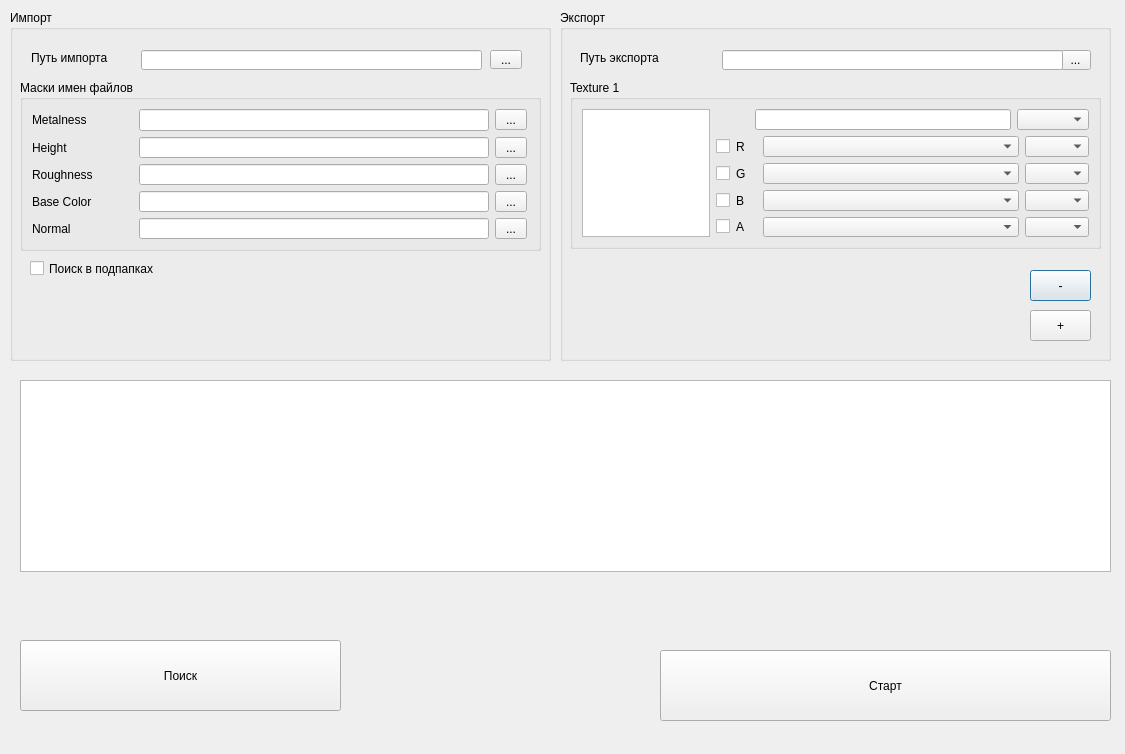
Above: GUI/Main_window.ui from tonyb3d/Channel_Shuffler before the change. Below: the same form after it.
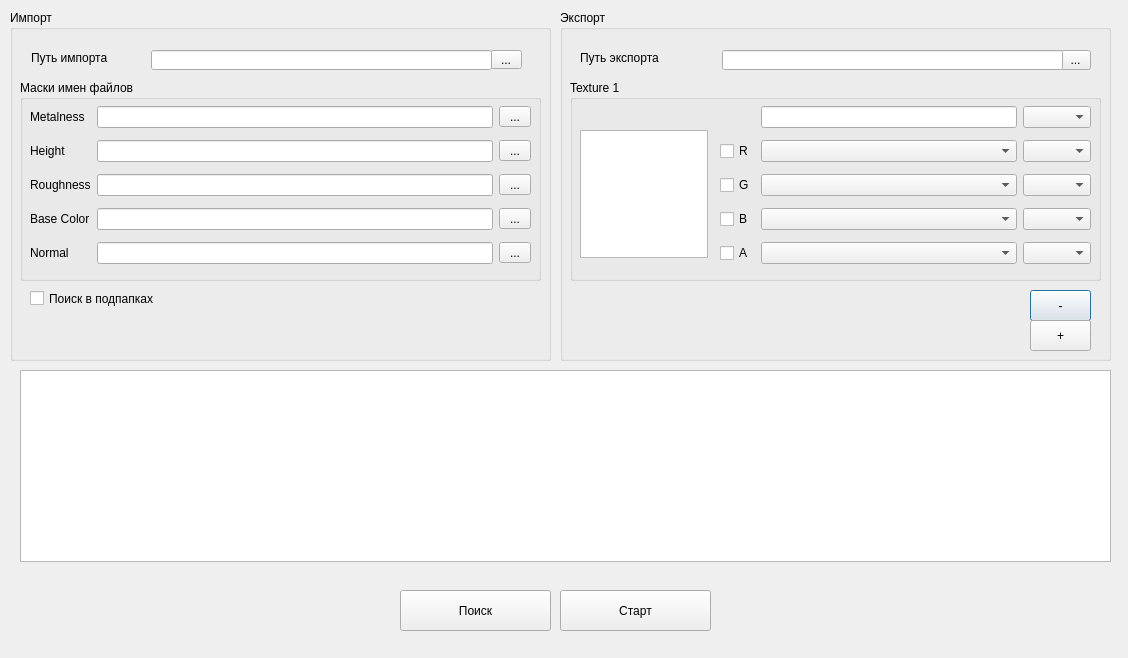
That is the form after the change.

What changed in the file:
```diff
--- a/GUI/Main_window.ui
+++ b/GUI/Main_window.ui
@@ -6,8 +6,8 @@
    <rect>
     <x>0</x>
     <y>0</y>
-    <width>1125</width>
-    <height>754</height>
+    <width>1128</width>
+    <height>658</height>
    </rect>
   </property>
   <property name="windowTitle">
@@ -59,7 +59,7 @@
    <widget class="QLineEdit" name="import_path">
     <property name="geometry">
      <rect>
-      <x>131</x>
+      <x>141</x>
       <y>40</y>
       <width>341</width>
       <height>20</height>
@@ -83,7 +83,7 @@
     <property name="geometry">
      <rect>
       <x>20</x>
-      <y>250</y>
+      <y>280</y>
       <width>171</width>
       <height>17</height>
      </rect>
@@ -98,51 +98,23 @@
       <x>10</x>
       <y>70</y>
       <width>521</width>
-      <height>171</height>
+      <height>201</height>
      </rect>
     </property>
     <property name="title">
      <string>Маски имен файлов</string>
     </property>
-    <layout class="QFormLayout" name="formLayout_2">
-     <item row="0" column="0">
-      <layout class="QVBoxLayout" name="verticalLayout">
-       <property name="sizeConstraint">
-        <enum>QLayout::SetFixedSize</enum>
-       </property>
-       <item>
-        <layout class="QHBoxLayout" name="horizontalLayout_4">
-         <item>
-          <widget class="QLabel" name="label_9">
-           <property name="text">
-            <string>Metalness</string>
-           </property>
-          </widget>
-         </item>
-         <item>
-          <spacer name="horizontalSpacer">
-           <property name="orientation">
-            <enum>Qt::Horizontal</enum>
-           </property>
-           <property name="sizeHint" stdset="0">
-            <size>
-             <width>40</width>
-             <height>20</height>
-            </size>
-           </property>
-          </spacer>
-         </item>
-         <item>
-          <widget class="QLineEdit" name="input_metalness_mask">
-           <property name="minimumSize">
-            <size>
-             <width>350</width>
-             <height>0</height>
-            </size>
-           </property>
-          </widget>
-         </item>
-         <item>
+    <widget class="QWidget" name="gridLayoutWidget">
+     <property name="geometry">
+      <rect>
+       <x>10</x>
+       <y>20</y>
+       <width>501</width>
+       <height>171</height>
+      </rect>
+     </property>
+     <layout class="QGridLayout" name="gridLayout">
+      <item row="0" column="3">
           <widget class="QToolButton" name="toolButton_9">
            <property name="minimumSize">
             <size>
@@ -155,84 +127,34 @@
            </property>
           </widget>
          </item>
-        </layout>
-       </item>
-       <item>
-        <layout class="QHBoxLayout" name="horizontalLayout_2">
-         <item>
-          <widget class="QLabel" name="label_6">
-           <property name="text">
-            <string>Height</string>
-           </property>
-          </widget>
-         </item>
-         <item>
-          <spacer name="horizontalSpacer_2">
-           <property name="orientation">
-            <enum>Qt::Horizontal</enum>
-           </property>
-           <property name="sizeHint" stdset="0">
-            <size>
-             <width>40</width>
-             <height>20</height>
-            </size>
-           </property>
-          </spacer>
-         </item>
-         <item>
-          <widget class="QLineEdit" name="input_height_mask">
-           <property name="minimumSize">
-            <size>
-             <width>350</width>
-             <height>0</height>
-            </size>
-           </property>
-           <property name="maximumSize">
-            <size>
-             <width>500</width>
-             <height>16777215</height>
-            </size>
-           </property>
-          </widget>
-         </item>
-         <item>
-          <widget class="QToolButton" name="toolButton_6">
-           <property name="minimumSize">
-            <size>
-             <width>32</width>
-             <height>0</height>
-            </size>
-           </property>
-           <property name="text">
-            <string>...</string>
-           </property>
-          </widget>
-         </item>
-        </layout>
-       </item>
-       <item>
-        <layout class="QHBoxLayout" name="horizontalLayout_3">
-         <item>
+      <item row="2" column="0">
           <widget class="QLabel" name="label_8">
            <property name="text">
             <string>Roughness</string>
            </property>
           </widget>
          </item>
-         <item>
-          <spacer name="horizontalSpacer_3">
-           <property name="orientation">
-            <enum>Qt::Horizontal</enum>
-           </property>
-           <property name="sizeHint" stdset="0">
+      <item row="1" column="3">
+       <widget class="QToolButton" name="toolButton_6">
+        <property name="minimumSize">
             <size>
-             <width>40</width>
-             <height>20</height>
-            </size>
-           </property>
-          </spacer>
-         </item>
-         <item>
+          <width>32</width>
+          <height>0</height>
+         </size>
+        </property>
+        <property name="text">
+         <string>...</string>
+        </property>
+       </widget>
+      </item>
+      <item row="0" column="0">
+       <widget class="QLabel" name="label_9">
+        <property name="text">
+         <string>Metalness</string>
+        </property>
+       </widget>
+      </item>
+      <item row="2" column="2">
           <widget class="QLineEdit" name="input_roughness_mask">
            <property name="minimumSize">
             <size>
@@ -248,44 +170,30 @@
            </property>
           </widget>
          </item>
-         <item>
-          <widget class="QToolButton" name="toolButton_8">
+      <item row="4" column="2">
+       <widget class="QLineEdit" name="input_normal_mask">
            <property name="minimumSize">
             <size>
-             <width>32</width>
+          <width>350</width>
              <height>0</height>
             </size>
            </property>
-           <property name="text">
-            <string>...</string>
+        <property name="maximumSize">
+         <size>
+          <width>500</width>
+          <height>16777215</height>
+         </size>
            </property>
           </widget>
          </item>
-        </layout>
-       </item>
-       <item>
-        <layout class="QHBoxLayout" name="horizontalLayout_5">
-         <item>
+      <item row="3" column="0">
           <widget class="QLabel" name="label_10">
            <property name="text">
             <string>Base Color</string>
            </property>
           </widget>
          </item>
-         <item>
-          <spacer name="horizontalSpacer_4">
-           <property name="orientation">
-            <enum>Qt::Horizontal</enum>
-           </property>
-           <property name="sizeHint" stdset="0">
-            <size>
-             <width>40</width>
-             <height>20</height>
-            </size>
-           </property>
-          </spacer>
-         </item>
-         <item>
+      <item row="3" column="2">
           <widget class="QLineEdit" name="input_basecolor_mask">
            <property name="minimumSize">
             <size>
@@ -301,8 +209,8 @@
            </property>
           </widget>
          </item>
-         <item>
-          <widget class="QToolButton" name="toolButton_10">
+      <item row="2" column="3">
+       <widget class="QToolButton" name="toolButton_8">
            <property name="minimumSize">
             <size>
              <width>32</width>
@@ -314,47 +222,14 @@
            </property>
           </widget>
          </item>
-        </layout>
-       </item>
-       <item>
-        <layout class="QHBoxLayout" name="horizontalLayout">
-         <item>
+      <item row="4" column="0">
           <widget class="QLabel" name="label_7">
            <property name="text">
             <string>Normal</string>
            </property>
           </widget>
          </item>
-         <item>
-          <spacer name="horizontalSpacer_5">
-           <property name="orientation">
-            <enum>Qt::Horizontal</enum>
-           </property>
-           <property name="sizeHint" stdset="0">
-            <size>
-             <width>40</width>
-             <height>20</height>
-            </size>
-           </property>
-          </spacer>
-         </item>
-         <item>
-          <widget class="QLineEdit" name="input_normal_mask">
-           <property name="minimumSize">
-            <size>
-             <width>350</width>
-             <height>0</height>
-            </size>
-           </property>
-           <property name="maximumSize">
-            <size>
-             <width>500</width>
-             <height>16777215</height>
-            </size>
-           </property>
-          </widget>
-         </item>
-         <item>
+      <item row="4" column="3">
           <widget class="QToolButton" name="toolButton_7">
            <property name="minimumSize">
             <size>
@@ -367,24 +242,60 @@
            </property>
           </widget>
          </item>
-        </layout>
-       </item>
-       <item>
-        <spacer name="verticalSpacer">
-         <property name="orientation">
-          <enum>Qt::Vertical</enum>
-         </property>
-         <property name="sizeHint" stdset="0">
+      <item row="3" column="3">
+       <widget class="QToolButton" name="toolButton_10">
+        <property name="minimumSize">
+         <size>
+          <width>32</width>
+          <height>0</height>
+         </size>
+        </property>
+        <property name="text">
+         <string>...</string>
+        </property>
+       </widget>
+      </item>
+      <item row="1" column="0">
+       <widget class="QLabel" name="label_6">
+        <property name="text">
+         <string>Height</string>
+        </property>
+       </widget>
+      </item>
+      <item row="0" column="2">
+       <widget class="QLineEdit" name="input_metalness_mask">
+        <property name="minimumSize">
           <size>
-           <width>20</width>
-           <height>40</height>
-          </size>
-         </property>
-        </spacer>
-       </item>
-      </layout>
-     </item>
-    </layout>
+          <width>350</width>
+          <height>0</height>
+         </size>
+        </property>
+        <property name="maximumSize">
+         <size>
+          <width>500</width>
+          <height>16777215</height>
+         </size>
+        </property>
+       </widget>
+      </item>
+      <item row="1" column="2">
+       <widget class="QLineEdit" name="input_height_mask">
+        <property name="minimumSize">
+         <size>
+          <width>350</width>
+          <height>0</height>
+         </size>
+        </property>
+        <property name="maximumSize">
+         <size>
+          <width>500</width>
+          <height>16777215</height>
+         </size>
+        </property>
+       </widget>
+      </item>
+     </layout>
+    </widget>
    </widget>
   </widget>
   <widget class="QGroupBox" name="groupBox_2">
@@ -441,15 +352,21 @@
       <x>10</x>
       <y>70</y>
       <width>531</width>
-      <height>169</height>
+      <height>201</height>
      </rect>
     </property>
     <property name="title">
      <string>Texture 1</string>
     </property>
-    <layout class="QFormLayout" name="formLayout">
-     <item row="0" column="0">
       <widget class="QGraphicsView" name="image_preview">
+     <property name="geometry">
+      <rect>
+       <x>10</x>
+       <y>50</y>
+       <width>128</width>
+       <height>128</height>
+      </rect>
+     </property>
        <property name="minimumSize">
         <size>
          <width>128</width>
@@ -463,178 +380,17 @@
         </size>
        </property>
       </widget>
-     </item>
-     <item row="0" column="1">
-      <layout class="QVBoxLayout" name="verticalLayout_3">
-       <item>
-        <layout class="QHBoxLayout" name="horizontalLayout_10">
-         <item>
-          <spacer name="horizontalSpacer_10">
-           <property name="orientation">
-            <enum>Qt::Horizontal</enum>
-           </property>
-           <property name="sizeHint" stdset="0">
-            <size>
-             <width>40</width>
-             <height>20</height>
-            </size>
-           </property>
-          </spacer>
-         </item>
-         <item>
-          <widget class="QLineEdit" name="texture_output_mask">
-           <property name="minimumSize">
-            <size>
-             <width>256</width>
-             <height>0</height>
-            </size>
-           </property>
-          </widget>
-         </item>
-         <item>
-          <widget class="QComboBox" name="comboBox">
-           <property name="minimumSize">
-            <size>
-             <width>64</width>
-             <height>0</height>
-            </size>
-           </property>
-          </widget>
-         </item>
-        </layout>
-       </item>
-       <item>
-        <layout class="QHBoxLayout" name="horizontalLayout_6">
-         <item>
-          <widget class="QCheckBox" name="red_enable">
-           <property name="text">
-            <string/>
-           </property>
-          </widget>
-         </item>
-         <item>
-          <widget class="QLabel" name="label_3">
-           <property name="text">
-            <string>R</string>
-           </property>
-          </widget>
-         </item>
-         <item>
-          <spacer name="horizontalSpacer_6">
-           <property name="orientation">
-            <enum>Qt::Horizontal</enum>
-           </property>
-           <property name="sizeHint" stdset="0">
-            <size>
-             <width>40</width>
-             <height>20</height>
-            </size>
-           </property>
-          </spacer>
-         </item>
-         <item>
-          <widget class="QComboBox" name="red_channel_file">
-           <property name="minimumSize">
-            <size>
-             <width>256</width>
-             <height>0</height>
-            </size>
-           </property>
-          </widget>
-         </item>
-         <item>
-          <widget class="QComboBox" name="red_channel_list">
-           <property name="minimumSize">
-            <size>
-             <width>64</width>
-             <height>0</height>
-            </size>
-           </property>
-          </widget>
-         </item>
-        </layout>
-       </item>
-       <item>
-        <layout class="QHBoxLayout" name="horizontalLayout_7">
-         <item>
-          <widget class="QCheckBox" name="green_enable">
-           <property name="text">
-            <string/>
-           </property>
-          </widget>
-         </item>
-         <item>
-          <widget class="QLabel" name="label_4">
-           <property name="text">
-            <string>G</string>
-           </property>
-          </widget>
-         </item>
-         <item>
-          <spacer name="horizontalSpacer_8">
-           <property name="orientation">
-            <enum>Qt::Horizontal</enum>
-           </property>
-           <property name="sizeHint" stdset="0">
-            <size>
-             <width>40</width>
-             <height>20</height>
-            </size>
-           </property>
-          </spacer>
-         </item>
-         <item>
-          <widget class="QComboBox" name="green_channel_file">
-           <property name="minimumSize">
-            <size>
-             <width>256</width>
-             <height>0</height>
-            </size>
-           </property>
-          </widget>
-         </item>
-         <item>
-          <widget class="QComboBox" name="green_channel_list">
-           <property name="minimumSize">
-            <size>
-             <width>64</width>
-             <height>0</height>
-            </size>
-           </property>
-          </widget>
-         </item>
-        </layout>
-       </item>
-       <item>
-        <layout class="QHBoxLayout" name="horizontalLayout_8">
-         <item>
-          <widget class="QCheckBox" name="blue_enable">
-           <property name="text">
-            <string/>
-           </property>
-          </widget>
-         </item>
-         <item>
-          <widget class="QLabel" name="label_5">
-           <property name="text">
-            <string>B</string>
-           </property>
-          </widget>
-         </item>
-         <item>
-          <spacer name="horizontalSpacer_7">
-           <property name="orientation">
-            <enum>Qt::Horizontal</enum>
-           </property>
-           <property name="sizeHint" stdset="0">
-            <size>
-             <width>40</width>
-             <height>20</height>
-            </size>
-           </property>
-          </spacer>
-         </item>
-         <item>
+    <widget class="QWidget" name="gridLayoutWidget_2">
+     <property name="geometry">
+      <rect>
+       <x>150</x>
+       <y>20</y>
+       <width>371</width>
+       <height>171</height>
+      </rect>
+     </property>
+     <layout class="QGridLayout" name="gridLayout_2">
+      <item row="3" column="1">
           <widget class="QComboBox" name="blue_channel_file">
            <property name="minimumSize">
             <size>
@@ -644,7 +400,17 @@
            </property>
           </widget>
          </item>
-         <item>
+      <item row="4" column="2">
+       <widget class="QComboBox" name="alpha_channel_list">
+        <property name="minimumSize">
+         <size>
+          <width>64</width>
+          <height>0</height>
+         </size>
+        </property>
+       </widget>
+      </item>
+      <item row="3" column="2">
           <widget class="QComboBox" name="blue_channel_list">
            <property name="minimumSize">
             <size>
@@ -654,38 +420,14 @@
            </property>
           </widget>
          </item>
-        </layout>
-       </item>
-       <item>
-        <layout class="QHBoxLayout" name="horizontalLayout_9">
-         <item>
+      <item row="4" column="0">
           <widget class="QCheckBox" name="alpha_enable">
            <property name="text">
-            <string/>
-           </property>
-          </widget>
-         </item>
-         <item>
-          <widget class="QLabel" name="label_11">
-           <property name="text">
             <string>A</string>
            </property>
           </widget>
          </item>
-         <item>
-          <spacer name="horizontalSpacer_9">
-           <property name="orientation">
-            <enum>Qt::Horizontal</enum>
-           </property>
-           <property name="sizeHint" stdset="0">
-            <size>
-             <width>40</width>
-             <height>20</height>
-            </size>
-           </property>
-          </spacer>
-         </item>
-         <item>
+      <item row="4" column="1">
           <widget class="QComboBox" name="alpha_channel_file">
            <property name="minimumSize">
             <size>
@@ -695,8 +437,8 @@
            </property>
           </widget>
          </item>
-         <item>
-          <widget class="QComboBox" name="alpha_channel_list">
+      <item row="2" column="2">
+       <widget class="QComboBox" name="green_channel_list">
            <property name="minimumSize">
             <size>
              <width>64</width>
@@ -705,17 +447,85 @@
            </property>
           </widget>
          </item>
-        </layout>
-       </item>
-      </layout>
-     </item>
-    </layout>
+      <item row="2" column="0">
+       <widget class="QCheckBox" name="green_enable">
+        <property name="text">
+         <string>G</string>
+        </property>
+       </widget>
+      </item>
+      <item row="1" column="2">
+       <widget class="QComboBox" name="red_channel_list">
+        <property name="minimumSize">
+         <size>
+          <width>64</width>
+          <height>0</height>
+         </size>
+        </property>
+       </widget>
+      </item>
+      <item row="2" column="1">
+       <widget class="QComboBox" name="green_channel_file">
+        <property name="minimumSize">
+         <size>
+          <width>256</width>
+          <height>0</height>
+         </size>
+        </property>
+       </widget>
+      </item>
+      <item row="3" column="0">
+       <widget class="QCheckBox" name="blue_enable">
+        <property name="text">
+         <string>B</string>
+        </property>
+       </widget>
+      </item>
+      <item row="1" column="0">
+       <widget class="QCheckBox" name="red_enable">
+        <property name="text">
+         <string>R</string>
+        </property>
+       </widget>
+      </item>
+      <item row="1" column="1">
+       <widget class="QComboBox" name="red_channel_file">
+        <property name="minimumSize">
+         <size>
+          <width>256</width>
+          <height>0</height>
+         </size>
+        </property>
+       </widget>
+      </item>
+      <item row="0" column="1">
+       <widget class="QLineEdit" name="texture_output_mask">
+        <property name="minimumSize">
+         <size>
+          <width>256</width>
+          <height>0</height>
+         </size>
+        </property>
+       </widget>
+      </item>
+      <item row="0" column="2">
+       <widget class="QComboBox" name="output_filetype">
+        <property name="minimumSize">
+         <size>
+          <width>64</width>
+          <height>0</height>
+         </size>
+        </property>
+       </widget>
+      </item>
+     </layout>
+    </widget>
    </widget>
    <widget class="QPushButton" name="minus_button">
     <property name="geometry">
      <rect>
       <x>470</x>
-      <y>260</y>
+      <y>280</y>
       <width>61</width>
       <height>31</height>
      </rect>
@@ -728,7 +538,7 @@
     <property name="geometry">
      <rect>
       <x>470</x>
-      <y>300</y>
+      <y>310</y>
       <width>61</width>
       <height>31</height>
      </rect>
@@ -742,38 +552,38 @@
    <property name="geometry">
     <rect>
      <x>20</x>
-     <y>380</y>
+     <y>370</y>
      <width>1091</width>
      <height>192</height>
     </rect>
    </property>
   </widget>
-  <widget class="QPushButton" name="scan_button">
-   <property name="geometry">
-    <rect>
-     <x>20</x>
-     <y>640</y>
-     <width>321</width>
-     <height>71</height>
-    </rect>
-   </property>
-   <property name="text">
-    <string>Поиск</string>
-   </property>
-  </widget>
   <widget class="QPushButton" name="start_button">
    <property name="geometry">
     <rect>
-     <x>660</x>
-     <y>650</y>
-     <width>451</width>
-     <height>71</height>
+     <x>560</x>
+     <y>590</y>
+     <width>151</width>
+     <height>41</height>
     </rect>
    </property>
    <property name="text">
     <string>Старт</string>
    </property>
   </widget>
+  <widget class="QPushButton" name="scan_button">
+   <property name="geometry">
+    <rect>
+     <x>400</x>
+     <y>590</y>
+     <width>151</width>
+     <height>41</height>
+    </rect>
+   </property>
+   <property name="text">
+    <string>Поиск</string>
+   </property>
+  </widget>
  </widget>
  <resources/>
  <connections/>
```
Lines whose indentation alone changed are shown as unchanged.
